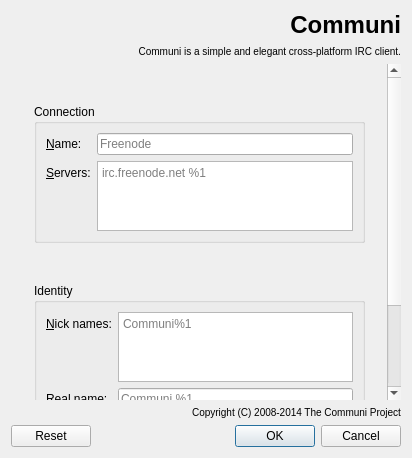
Qt form src/app/connectpage.ui (communi/communi-desktop) before a commit.
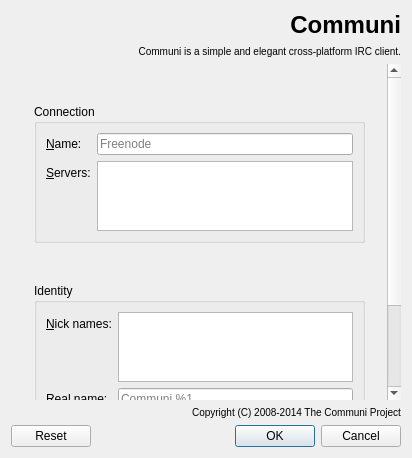
The same form after that commit. Icons and pictures are not drawn.

Commit message: Fix build on ancient Qt versions

Patch:
```diff
--- a/src/app/connectpage.ui
+++ b/src/app/connectpage.ui
@@ -144,9 +144,6 @@
             <property name="lineWrapMode">
              <enum>QPlainTextEdit::NoWrap</enum>
             </property>
-            <property name="placeholderText">
-             <string>irc.freenode.net %1</string>
-            </property>
            </widget>
           </item>
          </layout>
@@ -257,9 +254,6 @@
             <property name="lineWrapMode">
              <enum>QPlainTextEdit::NoWrap</enum>
             </property>
-            <property name="placeholderText">
-             <string>Communi%1</string>
-            </property>
            </widget>
           </item>
          </layout>
```
The commit also changes 1 other file.
